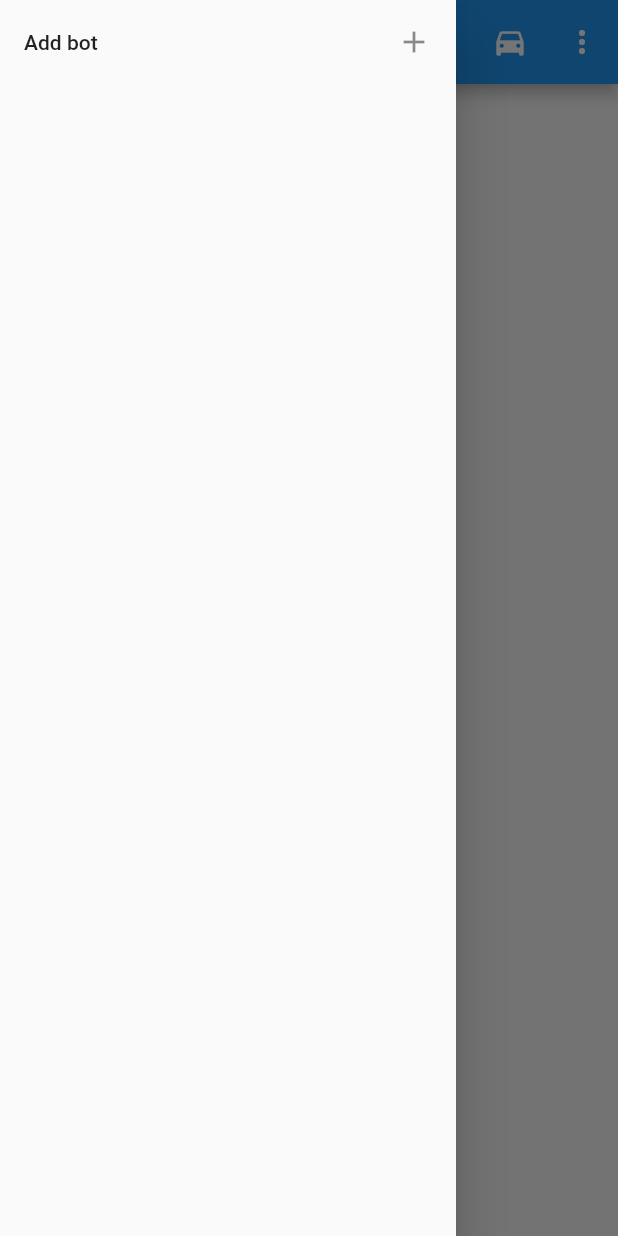
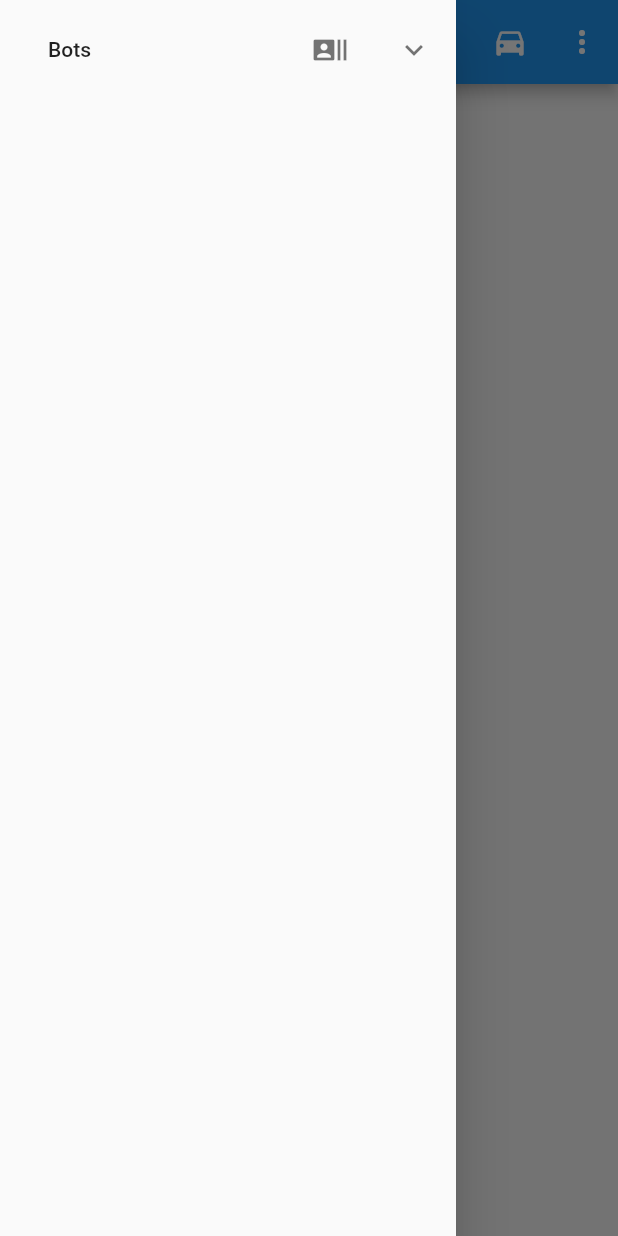
Before and after one commit to mihai1voicescu/hackaton-front, a Flutter app: the screen it shows after launch, with the side drawer open, on a phone screen of 412 x 824 dp. Run offline on Flutter 3.47's test engine with Material 2 defaults, Android fonts, the phone set to English and light mode, and no system bars; our stand-ins replace shared_preferences; accounts and stored records are empty; generated files the repository leaves out were written again.

Commit message:
Add big menu

```diff
--- a/lib/menu.dart
+++ b/lib/menu.dart
@@ -12,10 +12,16 @@ class Menu {
     return Drawer(
       child: ListView(
         children: <Widget>[
-          ListTile(
-              title: Text("Add bot"),
-              trailing: Icon(Icons.add),
-              onTap: () => Navigator.popAndPushNamed(context, AddBot.route)),
+          ExpansionTile(
+              title: ListTile(
+                  title: Text("Bots"), trailing: Icon(Icons.recent_actors)),
+              children: <Widget>[
+                ListTile(
+                    title: Text("Add bot"),
+                    trailing: Icon(Icons.add),
+                    onTap: () =>
+                        Navigator.popAndPushNamed(context, AddBot.route)),
+              ]),
         ],
       ),
     );
```
